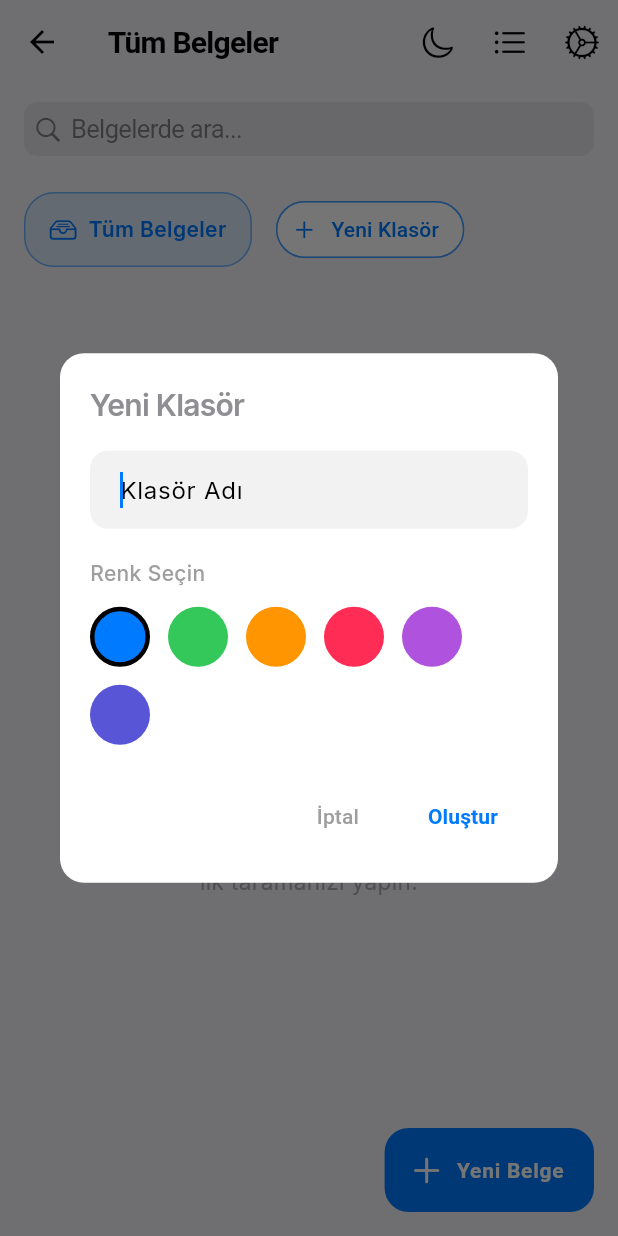
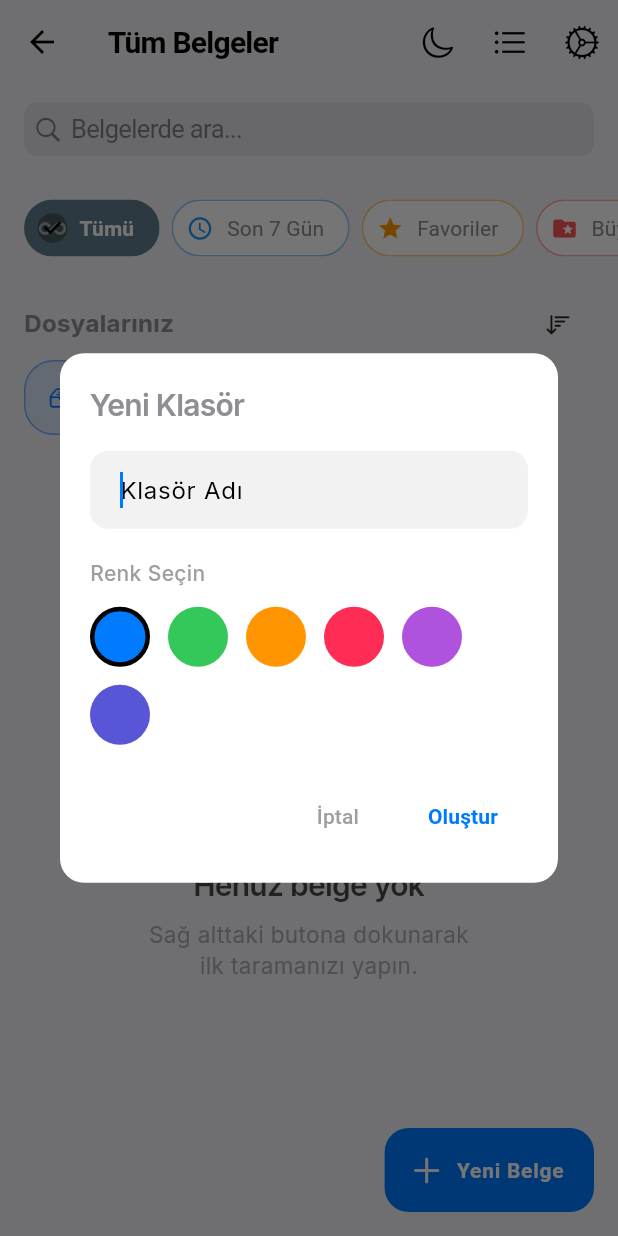
Before and after one commit to emreaytekxn/lensify, a Flutter app: the DashboardScreen screen opened directly, after a tap on "Yeni Klasör", on a phone screen of 412 x 824 dp. Run offline on Flutter 3.47's test engine with Material 3 defaults, Android fonts, the phone set to English and light mode, and no system bars; our stand-ins replace camera, file_picker, flutter_riverpod, flutter_tts, google_fonts, image_cropper and 8 more; missing offline and left inert: ffmpeg_kit_flutter_new, google_mlkit_barcode_scanning, google_mlkit_text_recognition, pdfx, syncfusion_flutter_pdf, whisper_flutter_new; accounts and stored records are empty; generated files the repository leaves out were written again.

Commit message:
Akıllı Klasörler ve Gelişmiş Dosya Yönetimi eklendi

```diff
--- a/lib/data/models/document_model.dart
+++ b/lib/data/models/document_model.dart
@@ -21,4 +21,10 @@ class DocumentModel {
   String? pdfPath;
 
   List<String> tags = [];
+
+  bool isFavorite = false;
+
+  int fileSize = 0; // bytes
+
+  String fileType = 'pdf'; // 'pdf', 'image', 'audio', 'text'
 }
--- a/lib/domain/entities/document.dart
+++ b/lib/domain/entities/document.dart
@@ -7,6 +7,9 @@ class Document {
   final int pageCount;
   final String? pdfPath;
   final List<String> tags;
+  final bool isFavorite;
+  final int fileSize;
+  final String fileType;
 
   Document({
     this.id,
@@ -17,6 +20,9 @@ class Document {
     required this.pageCount,
     this.pdfPath,
     this.tags = const [],
+    this.isFavorite = false,
+    this.fileSize = 0,
+    this.fileType = 'pdf',
   });
 
   Document copyWith({
@@ -28,6 +34,9 @@ class Document {
     int? pageCount,
     String? pdfPath,
     List<String>? tags,
+    bool? isFavorite,
+    int? fileSize,
+    String? fileType,
   }) {
     return Document(
       id: id ?? this.id,
@@ -38,6 +47,9 @@ class Document {
       pageCount: pageCount ?? this.pageCount,
       pdfPath: pdfPath ?? this.pdfPath,
       tags: tags ?? this.tags,
+      isFavorite: isFavorite ?? this.isFavorite,
+      fileSize: fileSize ?? this.fileSize,
+      fileType: fileType ?? this.fileType,
     );
   }
 }
--- a/lib/presentation/pages/dashboard_screen.dart
+++ b/lib/presentation/pages/dashboard_screen.dart
@@ -11,6 +11,7 @@ import '../widgets/document_grid_card.dart';
 import '../widgets/document_list_card.dart';
 import '../widgets/empty_state_view.dart';
 import '../widgets/folder_list_view.dart';
+import '../widgets/smart_folder_list_view.dart';
 import '../widgets/loading_overlay.dart';
 import 'document_editor_screen.dart';
 import 'scanner_camera_screen.dart';
@@ -29,6 +30,9 @@ class DashboardScreen extends ConsumerWidget {
       body: Column(
         children: [
           const SizedBox(height: 12),
+          const SmartFolderListView(),
+          const SizedBox(height: 16),
+          _buildSortHeader(context, ref, docState),
           const FolderListView(),
           const SizedBox(height: 16),
           Expanded(
@@ -216,4 +220,47 @@ class DashboardScreen extends ConsumerWidget {
       },
     );
   }
+
+  Widget _buildSortHeader(BuildContext context, WidgetRef ref, DocumentState docState) {
+    return Padding(
+      padding: const EdgeInsets.symmetric(horizontal: 16.0),
+      child: Row(
+        mainAxisAlignment: MainAxisAlignment.spaceBetween,
+        children: [
+          const Text(
+            'Dosyalarınız',
+            style: TextStyle(fontSize: 16, fontWeight: FontWeight.bold),
+          ),
+          PopupMenuButton<SortType>(
+            icon: const Icon(CupertinoIcons.sort_down, size: 20),
+            onSelected: (type) {
+              ref.read(documentNotifierProvider.notifier).setSortType(type);
+            },
+            itemBuilder: (context) => [
+              const PopupMenuItem(
+                value: SortType.dateDesc,
+                child: Text('En Yeniler'),
+              ),
+              const PopupMenuItem(
+                value: SortType.dateAsc,
+                child: Text('En Eskiler'),
+              ),
+              const PopupMenuItem(
+                value: SortType.sizeDesc,
+                child: Text('Boyuta Göre (Büyük > Küçük)'),
+              ),
+              const PopupMenuItem(
+                value: SortType.nameAsc,
+                child: Text('İsme Göre (A-Z)'),
+              ),
+              const PopupMenuItem(
+                value: SortType.nameDesc,
+                child: Text('İsme Göre (Z-A)'),
+              ),
+            ],
+          ),
+        ],
+      ),
+    );
+  }
 }
--- a/lib/presentation/providers/document_provider.dart
+++ b/lib/presentation/providers/document_provider.dart
@@ -44,25 +44,83 @@ class DocumentNotifier extends StateNotifier<DocumentState> {
     }
   }
 
-  // --- Search ---
+  // --- Search, Filter & Sort ---
   void setSearchQuery(String query) {
     state = state.copyWith(searchQuery: query);
     _applySearchFilter();
   }
 
+  void setSmartFolder(SmartFolderType type) {
+    state = state.copyWith(activeSmartFolder: type);
+    _applySearchFilter();
+  }
+
+  void setSortType(SortType type) {
+    state = state.copyWith(activeSortType: type);
+    _applySearchFilter();
+  }
+
   void _applySearchFilter() {
-    if (state.searchQuery.isEmpty) {
-      state = state.copyWith(filteredDocuments: state.allDocuments);
-    } else {
+    List<Document> result = state.allDocuments;
+
+    // 1. Apply Smart Folder Filter
+    switch (state.activeSmartFolder) {
+      case SmartFolderType.recent:
+        final sevenDaysAgo = DateTime.now().subtract(const Duration(days: 7));
+        result = result.where((d) => d.createdAt.isAfter(sevenDaysAgo)).toList();
+        break;
+      case SmartFolderType.largeFiles:
+        result = result.where((d) => d.fileSize > 20 * 1024 * 1024).toList();
+        break;
+      case SmartFolderType.favorites:
+        result = result.where((d) => d.isFavorite).toList();
+        break;
+      case SmartFolderType.pdf:
+        result = result.where((d) => d.fileType == 'pdf').toList();
+        break;
+      case SmartFolderType.image:
+        result = result.where((d) => d.fileType == 'image').toList();
+        break;
+      case SmartFolderType.audio:
+        result = result.where((d) => d.fileType == 'audio').toList();
+        break;
+      case SmartFolderType.text:
+        result = result.where((d) => d.fileType == 'text').toList();
+        break;
+      case SmartFolderType.none:
+        break;
+    }
+
+    // 2. Apply Text Search
+    if (state.searchQuery.isNotEmpty) {
       final lowerQuery = state.searchQuery.toLowerCase();
-      final filtered = state.allDocuments.where((doc) {
+      result = result.where((doc) {
         final matchesTitle = doc.title.toLowerCase().contains(lowerQuery);
-        final matchesTags =
-            doc.tags.any((tag) => tag.toLowerCase().contains(lowerQuery));
+        final matchesTags = doc.tags.any((tag) => tag.toLowerCase().contains(lowerQuery));
         return matchesTitle || matchesTags;
       }).toList();
-      state = state.copyWith(filteredDocuments: filtered);
     }
+
+    // 3. Apply Sort
+    switch (state.activeSortType) {
+      case SortType.dateDesc:
+        result.sort((a, b) => b.createdAt.compareTo(a.createdAt));
+        break;
+      case SortType.dateAsc:
+        result.sort((a, b) => a.createdAt.compareTo(b.createdAt));
+        break;
+      case SortType.nameAsc:
+        result.sort((a, b) => a.title.compareTo(b.title));
+        break;
+      case SortType.nameDesc:
+        result.sort((a, b) => b.title.compareTo(a.title));
+        break;
+      case SortType.sizeDesc:
+        result.sort((a, b) => b.fileSize.compareTo(a.fileSize));
+        break;
+    }
+
+    state = state.copyWith(filteredDocuments: result);
   }
 
   // --- Document CRUD Operations ---
@@ -147,6 +205,20 @@ class DocumentNotifier extends StateNotifier<DocumentState> {
     }
   }
 
+  Future<void> toggleFavorite(int id) async {
+    try {
+      final doc = state.allDocuments.firstWhere((d) => d.id == id);
+      final updatedDoc = doc.copyWith(
+        isFavorite: !doc.isFavorite,
+        updatedAt: DateTime.now(),
+      );
+      await _repository.updateDocument(updatedDoc);
+      await loadDocuments();
+    } catch (e) {
+      state = state.copyWith(error: e.toString());
+    }
+  }
+
   // --- Bulk Selection ---
   void toggleSelectionMode() {
     state = state.copyWith(
@@ -202,14 +274,30 @@ class DocumentNotifier extends StateNotifier<DocumentState> {
 
   Future<void> moveSelectedDocuments(int? newFolderId) async {
     try {
-      state = state.copyWith(isLoading: true);
       for (final id in state.selectedDocumentIds) {
         await _repository.moveDocument(id, newFolderId);
       }
       clearSelection();
       await loadDocuments();
     } catch (e) {
-      state = state.copyWith(isLoading: false, error: e.toString());
+      state = state.copyWith(error: e.toString());
+    }
+  }
+
+  Future<void> toggleFavoriteSelectedDocuments() async {
+    try {
+      for (final id in state.selectedDocumentIds) {
+        final doc = state.allDocuments.firstWhere((d) => d.id == id);
+        final updatedDoc = doc.copyWith(
+          isFavorite: !doc.isFavorite,
+          updatedAt: DateTime.now(),
+        );
+        await _repository.updateDocument(updatedDoc);
+      }
+      clearSelection();
+      await loadDocuments();
+    } catch (e) {
+      state = state.copyWith(error: e.toString());
     }
   }
 }
--- a/lib/presentation/providers/document_state.dart
+++ b/lib/presentation/providers/document_state.dart
@@ -1,4 +1,23 @@
 import '../../domain/entities/document.dart';
+
+enum SmartFolderType {
+  none,
+  recent, // Last 7 days
+  largeFiles, // > 20 MB
+  favorites,
+  pdf,
+  image,
+  audio,
+  text
+}
+
+enum SortType {
+  dateDesc,
+  dateAsc,
+  nameAsc,
+  nameDesc,
+  sizeDesc,
+}
 
 class DocumentState {
   final List<Document> allDocuments;
@@ -8,6 +27,8 @@ class DocumentState {
 
   // Search & Filter
   final String searchQuery;
+  final SmartFolderType activeSmartFolder;
+  final SortType activeSortType;
 
   // Bulk Selection
   final Set<int> selectedDocumentIds;
@@ -19,6 +40,8 @@ class DocumentState {
     this.isLoading = false,
     this.error,
     this.searchQuery = '',
+    this.activeSmartFolder = SmartFolderType.none,
+    this.activeSortType = SortType.dateDesc,
     this.selectedDocumentIds = const {},
     this.isSelectionMode = false,
   });
@@ -29,6 +52,8 @@ class DocumentState {
     bool? isLoading,
     String? error,
     String? searchQuery,
+    SmartFolderType? activeSmartFolder,
+    SortType? activeSortType,
     Set<int>? selectedDocumentIds,
     bool? isSelectionMode,
   }) {
@@ -38,6 +63,8 @@ class DocumentState {
       isLoading: isLoading ?? this.isLoading,
       error: error ?? this.error,
       searchQuery: searchQuery ?? this.searchQuery,
+      activeSmartFolder: activeSmartFolder ?? this.activeSmartFolder,
+      activeSortType: activeSortType ?? this.activeSortType,
       selectedDocumentIds: selectedDocumentIds ?? this.selectedDocumentIds,
       isSelectionMode: isSelectionMode ?? this.isSelectionMode,
     );
--- a/lib/presentation/widgets/dashboard_app_bar.dart
+++ b/lib/presentation/widgets/dashboard_app_bar.dart
@@ -25,6 +25,14 @@ class DashboardAppBar extends ConsumerWidget implements PreferredSizeWidget {
         ),
         title: Text('${docState.selectedDocumentIds.length} ${loc.selected}'),
         actions: [
+          IconButton(
+            icon: const Icon(CupertinoIcons.star),
+            onPressed: docState.selectedDocumentIds.isEmpty
+                ? null
+                : () {
+                    ref.read(documentNotifierProvider.notifier).toggleFavoriteSelectedDocuments();
+                  },
+          ),
           IconButton(
             icon: const Icon(CupertinoIcons.folder_badge_plus),
             onPressed: docState.selectedDocumentIds.isEmpty
--- /dev/null
+++ b/lib/presentation/widgets/smart_folder_list_view.dart
@@ -0,0 +1,70 @@
+import 'package:flutter/material.dart';
+import 'package:flutter_riverpod/flutter_riverpod.dart';
+import '../providers/document_provider.dart';
+import '../providers/document_state.dart';
+
+class SmartFolderListView extends ConsumerWidget {
+  const SmartFolderListView({super.key});
+
+  @override
+  Widget build(BuildContext context, WidgetRef ref) {
+    final docState = ref.watch(documentNotifierProvider);
+    final activeSmartFolder = docState.activeSmartFolder;
+
+    final folders = [
+      {'type': SmartFolderType.none, 'icon': Icons.all_inclusive, 'label': 'Tümü', 'color': Colors.blueGrey},
+      {'type': SmartFolderType.recent, 'icon': Icons.access_time, 'label': 'Son 7 Gün', 'color': Colors.blue},
+      {'type': SmartFolderType.favorites, 'icon': Icons.star, 'label': 'Favoriler', 'color': Colors.orange},
+      {'type': SmartFolderType.largeFiles, 'icon': Icons.folder_special, 'label': 'Büyük Dosyalar', 'color': Colors.redAccent},
+      {'type': SmartFolderType.pdf, 'icon': Icons.picture_as_pdf, 'label': 'PDF\'ler', 'color': Colors.red},
+      {'type': SmartFolderType.image, 'icon': Icons.image, 'label': 'Görseller', 'color': Colors.green},
+      {'type': SmartFolderType.audio, 'icon': Icons.audiotrack, 'label': 'Sesler', 'color': Colors.purple},
+      {'type': SmartFolderType.text, 'icon': Icons.description, 'label': 'Metinler', 'color': Colors.teal},
+    ];
+
+    return SizedBox(
+      height: 48,
+      child: ListView.builder(
+        scrollDirection: Axis.horizontal,
+        padding: const EdgeInsets.symmetric(horizontal: 16),
+        itemCount: folders.length,
+        itemBuilder: (context, index) {
+          final folder = folders[index];
+          final type = folder['type'] as SmartFolderType;
+          final isSelected = activeSmartFolder == type;
+          final color = folder['color'] as Color;
+
+          return Padding(
+            padding: const EdgeInsets.only(right: 8),
+            child: ChoiceChip(
+              avatar: Icon(
+                folder['icon'] as IconData,
+                color: isSelected ? Colors.white : color,
+                size: 18,
+              ),
+              label: Text(
+                folder['label'] as String,
+                style: TextStyle(
+                  color: isSelected ? Colors.white : Theme.of(context).textTheme.bodyMedium?.color,
+                  fontWeight: isSelected ? FontWeight.bold : FontWeight.normal,
+                ),
+              ),
+              selected: isSelected,
+              selectedColor: color,
+              backgroundColor: Theme.of(context).cardColor,
+              shape: RoundedRectangleBorder(
+                borderRadius: BorderRadius.circular(20),
+                side: BorderSide(
+                  color: isSelected ? Colors.transparent : color.withValues(alpha: 0.3),
+                ),
+              ),
+              onSelected: (selected) {
+                ref.read(documentNotifierProvider.notifier).setSmartFolder(type);
+              },
+            ),
+          );
+        },
+      ),
+    );
+  }
+}
```
Also changed, not shown: lib/data/repositories/scanner_repository_impl.dart (+7 -1 lines), lib/presentation/widgets/document_list_card.dart (+12 -1 lines), lib/data/models/document_model.g.dart.
